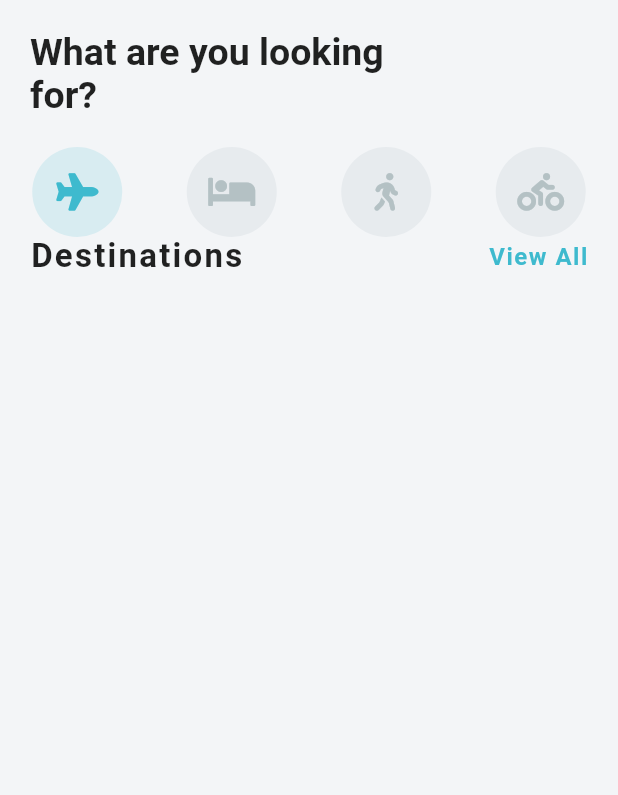
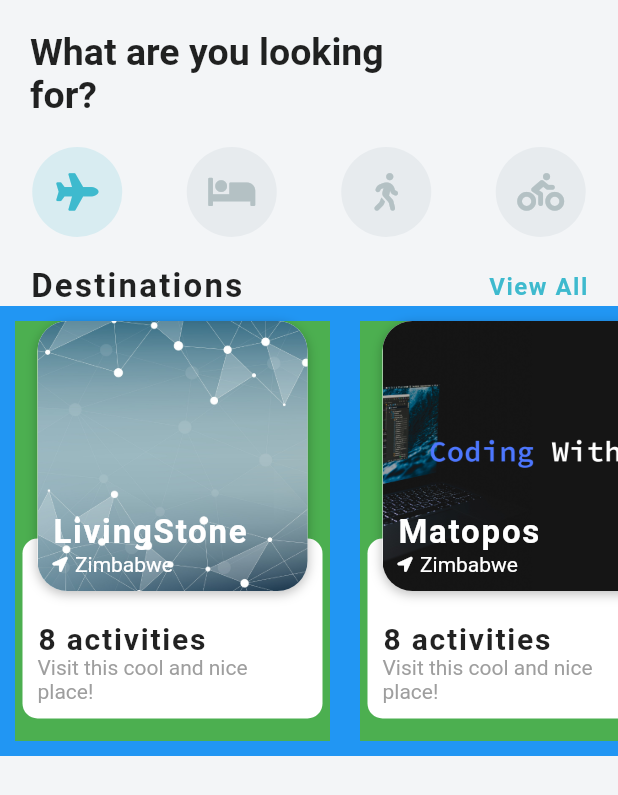
Before and after one commit to glenchiridza/flutter_travel_template, a Flutter app: the screen it shows after launch, on a phone screen of 412 x 824 dp. Shown: the top 795 px of the screen. Run offline on Flutter 3.47's test engine with Material 2 defaults, Android fonts, the phone set to English and light mode, and no system bars; our stand-ins replace font_awesome_flutter.

Commit message:
carousel make

```diff
--- a/lib/models/destination.dart
+++ b/lib/models/destination.dart
@@ -11,7 +11,7 @@ class Destination {
       this.imageUrl,
       this.city,
       this.country,
-      String description,
+      this.description,
       this.activities
     });
 }
@@ -90,7 +90,7 @@ List<Destination> destination = [
     imageUrl: 'assets/images/1.jpg',
     city: "LivingStone",
     country: "Zimbabwe",
-    description:"Visit this cool and nice place!",
+    description: "Visit this cool and nice place!",
     activities: activities,
   ),
   Destination(
@@ -104,42 +104,42 @@ List<Destination> destination = [
     imageUrl: 'assets/images/3.jpg',
     city: "Vic Falls",
     country: "Zimbabwe",
-    description:"Visit this cool and nice place!",
+    description: "Visit this cool and nice place!",
     activities: activities,
   ),
   Destination(
     imageUrl: 'assets/images/4.jpg',
     city: "Great Zim",
     country: "Zimbabwe",
-    description:"Visit this cool and nice place!",
+    description: "Visit this cool and nice place!",
     activities: activities,
   ),
   Destination(
     imageUrl: 'assets/images/5.jpg',
     city: "Zvimba",
     country: "Zimbabwe",
-    description:"Visit this cool and nice place!",
+    description: "Visit this cool and nice place!",
     activities: activities,
   ),
   Destination(
     imageUrl: 'assets/images/6.jpg',
     city: "Dunken",
     country: "Zimbabwe",
-    description:"Visit this cool and nice place!",
+    description: "Visit this cool and nice place!",
     activities: activities,
   ),
   Destination(
     imageUrl: 'assets/images/7.jpg',
     city: "Chinhoyi",
     country: "Zimbabwe",
-    description:"Visit this cool and nice place!",
+    description: "Visit this cool and nice place!",
     activities: activities,
   ),
   Destination(
     imageUrl: 'assets/images/7.jpg',
     city: "Bulawayo",
     country: "Zimbabwe",
-    description:"Visit this cool and nice place!",
+    description: "Visit this cool and nice place!",
     activities: activities,
   ),
 ];
--- /dev/null
+++ b/lib/widgets/DestinationCarousel.dart
@@ -0,0 +1,144 @@
+import 'package:flutter/material.dart';
+import 'package:flutter_template/models/destination.dart';
+import 'package:font_awesome_flutter/font_awesome_flutter.dart';
+
+class DestinationCarousel extends StatelessWidget {
+  @override
+  Widget build(BuildContext context) {
+    return Column(
+              children: [
+                Padding(
+                  padding: const EdgeInsets.symmetric(horizontal: 20.0),
+                  child: Row(
+                    mainAxisAlignment: MainAxisAlignment.spaceBetween,
+                    children: [
+                  Text('Destinations', style: TextStyle(
+                    fontSize: 22.0,
+                     fontWeight:FontWeight.bold,
+                     letterSpacing: 1.5,
+                     ),
+                     ),
+                  GestureDetector(
+                    onTap: () =>{},
+                    child: Text('View All',
+                    style: TextStyle(
+                      color: Theme.of(context).primaryColor,
+                      fontSize: 16.0,
+                      fontWeight: FontWeight.w600,
+                      letterSpacing: 1.0),),
+                  ),
+                    ],
+            ),
+                ),
+                Container(
+                  height: 300.0,
+                  color: Colors.blue,
+                  child: ListView.builder(
+                    scrollDirection: Axis.horizontal,
+                    itemCount: destination.length,
+                    itemBuilder: (BuildContext context, int index){
+
+                      Destination destine = destination[index];
+
+                      return Container(
+                        margin: EdgeInsets.all(10.0),
+                        width: 210.0,
+                        color: Colors.green,
+                        child: Stack(
+                          alignment: Alignment.topCenter,
+                          children: [
+                            Positioned(
+                              bottom: 15.0,
+                                                          child: Container(
+                                height: 120.0,
+                                width: 200.0,
+                                decoration: BoxDecoration(
+                                  color: Colors.white,
+                                  borderRadius: BorderRadius.circular(10.0),
+                                  ),
+                                  child: Padding(
+                                    padding: EdgeInsets.all(10.0),
+                                    child: Column(
+                                      mainAxisAlignment: MainAxisAlignment.end,
+                                      crossAxisAlignment: CrossAxisAlignment.start,
+                                      children: [
+                                        Text(
+                                          '${destine.activities.length} activities',
+                                        style: TextStyle(
+                                          fontSize: 20.0,
+                                          fontWeight: FontWeight.w600,
+                                          letterSpacing: 1.2
+                                          ),
+                                          ),
+                                        Text(
+                                          destine.description,
+                                        style: TextStyle(
+                                          color: Colors.grey
+                                          ),
+                                          ),
+                                      ]
+                                    ),
+                                  ),
+                                ),
+                            ),
+                              Container(
+                                decoration: BoxDecoration(
+                                  color: Colors.white,
+                                  borderRadius: BorderRadius.circular(20.0),
+                                  boxShadow: [BoxShadow(
+                                    color: Colors.black26,
+                                    offset: Offset(0.0,2.0),
+                                    blurRadius: 6.0)],
+                                   ),
+                                   child: Stack(children: [
+                                     ClipRRect(
+                                       borderRadius: BorderRadius.circular(20.0),
+                                       child: Image(height: 180.0, width: 180.0,
+                                       image: AssetImage(destine.imageUrl),
+                                       fit: BoxFit.cover,
+                                       ),
+                                     ),
+                                     Positioned(
+                                       left: 10.0,
+                                       bottom: 10.0,
+                                       child: Column(
+                                         crossAxisAlignment: CrossAxisAlignment.start,
+                                         children: [
+                                         Text(destine.city,
+                                         style: TextStyle(
+                                           color: Colors.white,
+                                           fontSize: 22.0,
+                                           fontWeight: FontWeight.w700,
+                                           letterSpacing: 1.2,
+                                           )
+                                           ,),
+                                         Row(
+                                           children: [
+                                             Icon(
+                                               FontAwesomeIcons.locationArrow,
+                                               size: 10.0,
+                                               color: Colors.white,
+                                               ),
+
+                                               SizedBox(width: 5.0),
+
+                                             Text(destine.country,
+                                             style: TextStyle(
+                                               color: Colors.white,
+                                             ),),
+                                           ],
+                                         ),
+                                       ]),
+                                     )
+                                   ],
+                                   )
+                                  ,)
+                          ],
+                          )
+                      ,);
+                    },
+                    ),)
+              ]
+            );
+  }
+}
--- a/lib/widgets/home_widget.dart
+++ b/lib/widgets/home_widget.dart
@@ -1,4 +1,5 @@
 import 'package:flutter/material.dart';
+import 'package:flutter_template/widgets/DestinationCarousel.dart';
 import 'package:font_awesome_flutter/font_awesome_flutter.dart';
 
 class HomeWidget extends StatefulWidget {
@@ -68,30 +69,8 @@ Widget _buildIcon(int i){
                 (MapEntry map) => _buildIcon(map.key),
                 ).toList(),
             ),
-            Column(
-              children: [
-                Padding(
-                  padding: const EdgeInsets.symmetric(horizontal: 20.0),
-                  child: Row(
-                    mainAxisAlignment: MainAxisAlignment.spaceBetween,
-                    children: [
-                  Text('Destinations', style: TextStyle(
-                    fontSize: 22.0,
-                     fontWeight:FontWeight.bold,
-                     letterSpacing: 1.5,
-                     ),
-                     ),
-                  Text('View All',
-                  style: TextStyle(
-                    color: Theme.of(context).primaryColor,
-                    fontSize: 16.0,
-                    fontWeight: FontWeight.w600,
-                    letterSpacing: 1.0),)
-                    ],
-            ),
-                ),
-              ]
-            )
+            SizedBox(height:20.0),
+            DestinationCarousel(),
           ],
           ),
           ),
```
